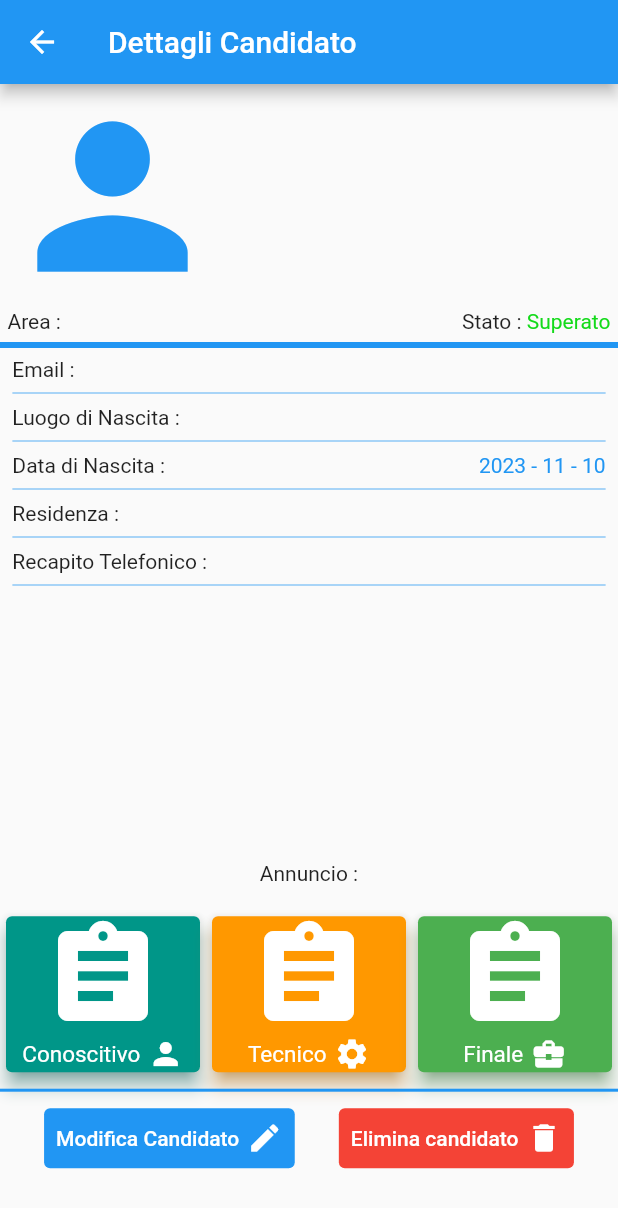
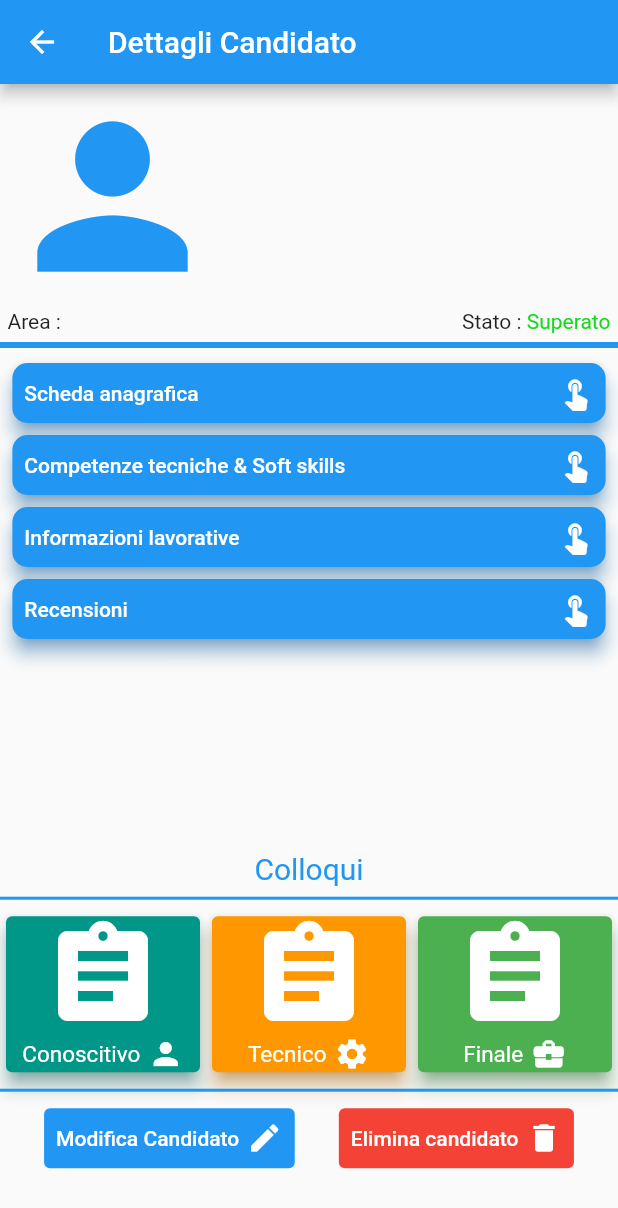
Before and after one commit to GiovanniCipolla/solving-recruitment-flutter, a Flutter app: the CandidatoDetailScreen screen opened directly with empty values, on a phone screen of 412 x 824 dp. Shown: the top 1208 px of the screen. Run offline on Flutter 3.47's test engine with Material 2 defaults, Android fonts, the phone set to English and light mode, and no system bars; our stand-ins replace fl_chart.

Commit message:
implementata candidatodetailscreen , aggiunti modalbottom, e alcune map per enum

```diff
--- a/lib/costants.dart
+++ b/lib/costants.dart
@@ -85,3 +85,23 @@ Map<Stato, Icon> statoCandidatoIconMap = {
       const Icon(Icons.close, color: Color.fromARGB(255, 209, 65, 55)),
   Stato.IN_ATTESA:  const Icon(Icons.watch_later, color: Color.fromARGB(255, 217, 230, 74)),
 };
+
+Map<LinguaInglese, String> linguaIngleseMap = {
+  LinguaInglese.SCARSO: "Scarso",
+  LinguaInglese.SUFFICIENTE: "Sufficiente",
+  LinguaInglese.BUONO: "Buono",
+  LinguaInglese.OTTIMO: "Ottimo",
+  LinguaInglese.ND: "Non adeguato",
+};
+
+Map<Seniority, String> seniorityMap = {
+  Seniority.JUNIOR: "Junior",
+  Seniority.MEDIUM: "Medium",
+  Seniority.SENIOR: "Senior",
+};
+
+Map<DisponibilitaLavoro, String> disponibilitaLavoroMap = {
+  DisponibilitaLavoro.PRESENZA: "Presente",
+  DisponibilitaLavoro.REMOTO: "Remoto",
+  DisponibilitaLavoro.IBRIDA: "Ibrido",
+};
--- a/lib/screens/candidato_screens/candidato_detail_screen.dart
+++ b/lib/screens/candidato_screens/candidato_detail_screen.dart
@@ -1,8 +1,9 @@
 import 'package:flutter/material.dart';
+import 'package:solving_recruitment_flutter/bottom_sheet_utils.dart';
 import 'package:solving_recruitment_flutter/costants.dart';
 import 'package:solving_recruitment_flutter/data/size.dart';
 import 'package:solving_recruitment_flutter/models/candidato.dart';
-import 'package:solving_recruitment_flutter/widgets/annuncio_widgets/annuncio_detail_item.dart';
+import 'package:solving_recruitment_flutter/widgets/candidato_widgets/candidato_detail_card_item.dart';
 import 'package:solving_recruitment_flutter/widgets/candidato_widgets/candidato_detail_colloqui_item.dart';
 
 class CandidatoDetailScreen extends StatelessWidget {
@@ -16,7 +17,9 @@ class CandidatoDetailScreen extends StatelessWidget {
       appBar: AppBar(
         title: const Text('Dettagli Candidato'),
       ),
-      body: Column(crossAxisAlignment: CrossAxisAlignment.start, children: [
+      body: Column(
+        crossAxisAlignment: CrossAxisAlignment.start,
+        children: [
           Row(
             children: [
               Icon(
@@ -75,30 +78,33 @@ class CandidatoDetailScreen extends StatelessWidget {
             thickness: 4,
           ),
           Container(
-          margin: EdgeInsets.symmetric(horizontal: heightSize(context) * 0.01),
+            margin:
+                EdgeInsets.symmetric(horizontal: heightSize(context) * 0.01),
             child: Column(
               children: [
-              AnnuncioDetailItem(
-                  title: "Email",
-                  description: candidato.email ?? "Email mancante"),
-              AnnuncioDetailItem(
-                title: 'Luogo di Nascita',
-                description:
-                    candidato.luogoDiNascita ?? "Luogo di Nascita mancante",
+                CandidatoDetailCardItem(
+                  title: 'Scheda anagrafica',
+                  onPressed: () {
+                   BottomSheetUtils.showSchedaAnagrafica(context,candidato);
+                  },
                 ),
-              AnnuncioDetailItem(
-                  title: 'Data di Nascita',
-                  description: candidato.dataDiNascita != null
-                      ? " ${candidato.dataDiNascita!.year} - ${candidato.dataDiNascita!.month} - ${candidato.dataDiNascita!.day}"
-                      : 'Data di Nascita mancante'),
-              AnnuncioDetailItem(
-                title: 'Residenza',
-                description: candidato.residenza ?? "Residenza mancante",
+                CandidatoDetailCardItem(
+                  title: 'Competenze tecniche & Soft skills',
+                  onPressed: () {
+                    BottomSheetUtils.showCompetenze(context,candidato);
+                  },
                 ),
-              AnnuncioDetailItem(
-                title: 'Recapito Telefonico',
-                description: candidato.recapitoTelefonico ??
-                    "Recapito Telefonico mancante",
+                CandidatoDetailCardItem(
+                  title: 'Informazioni lavorative',
+                  onPressed: () {
+                    BottomSheetUtils.showInformazioniLavorative(context,candidato);
+                  },
+                ),
+                CandidatoDetailCardItem(
+                  title: 'Recensioni',
+                  onPressed: () {
+                    BottomSheetUtils.showRecensiamo(context, candidato);
+                  },
                 ),
               ],
             ),
@@ -107,15 +113,18 @@ class CandidatoDetailScreen extends StatelessWidget {
           Row(
             mainAxisAlignment: MainAxisAlignment.center,
             children: [
-            const Text(' Annuncio : '),
-            Text(candidato.annuncio!.titolo ?? "Titolo mancante", style: TextStyle(color: Theme.of(context).colorScheme.primary),),
+              Text(
+                'Colloqui',
+                style: TextStyle(
+                    color: Theme.of(context).colorScheme.primary, fontSize: 20),
+              ),
             ],
           ),
-        SizedBox(
-          height: heightSize(context) * 0.02,
+          Divider(
+            color: Theme.of(context).colorScheme.primary,
+            thickness: 2,
           ),
-        const Row(
-          children: [
+          const Row(children: [
             Expanded(
                 child: CandidatoDetailColloquiItem(
                     title: 'Conoscitivo',
@@ -186,7 +195,8 @@ class CandidatoDetailScreen extends StatelessWidget {
           SizedBox(
             height: heightSize(context) * 0.05,
           )
-      ]),
+        ],
+      ),
     );
   }
 }
--- /dev/null
+++ b/lib/widgets/candidato_widgets/candidato_detail_card_item.dart
@@ -0,0 +1,33 @@
+import 'package:flutter/material.dart';
+
+class CandidatoDetailCardItem extends StatelessWidget {
+  const CandidatoDetailCardItem({super.key, required this.title, required this.onPressed});
+
+  final String title;
+  final VoidCallback onPressed;
+  @override
+  Widget build(BuildContext context) {
+    return ElevatedButton(
+      style: ElevatedButton.styleFrom(
+        backgroundColor: Theme.of(context).colorScheme.primary,
+        foregroundColor: Theme.of(context).colorScheme.onPrimary,
+        elevation: 5,
+        shadowColor: Theme.of(context).colorScheme.primary,
+        shape: RoundedRectangleBorder(
+          borderRadius: BorderRadius.circular(10),
+        ),
+        padding: const EdgeInsets.all(8),
+      ),
+      onPressed: () {
+        onPressed();
+      },
+      child: Row(
+        mainAxisAlignment: MainAxisAlignment.spaceBetween,
+        children: [
+          Text(title),
+          const Icon(Icons.touch_app),
+        ],
+      ),
+    );
+  }
+}
```
Also changed, not shown: lib/bottom_sheet_utils.dart (added, +290 -0 lines). Lines whose indentation alone changed are shown as unchanged.
